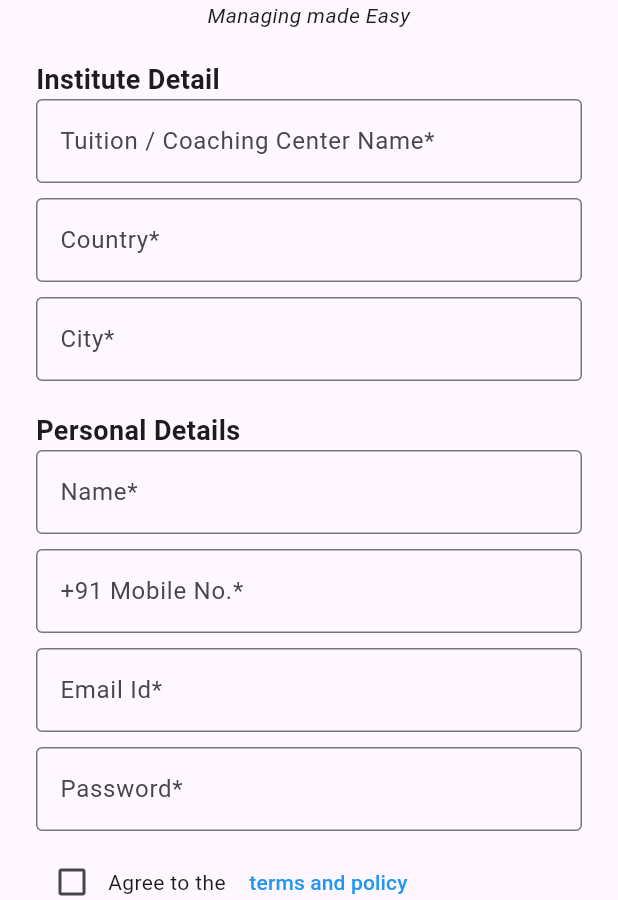
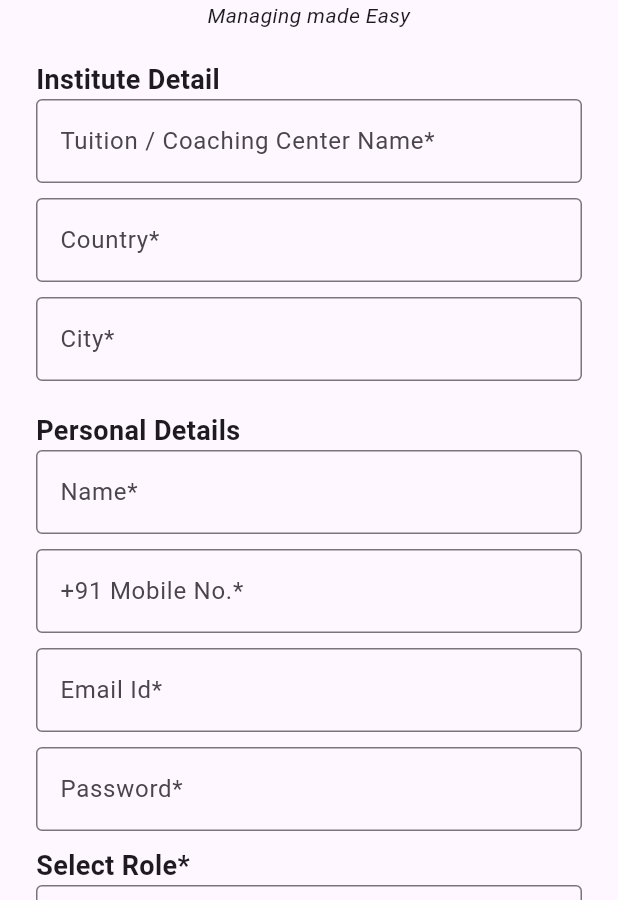
Before and after one commit to Praveen919/DigiClass, a Flutter app: the CreateAccountScreen screen opened by its route, on a phone screen of 412 x 824 dp, the part 336-1236 px from its top. Run offline on Flutter 3.47's test engine with Material 3 defaults, Android fonts, the phone set to English and light mode, and no system bars; our stand-ins replace file_picker, fl_chart, font_awesome_flutter, image_picker; missing offline and left inert: studentapp, teachersideapp.

Commit message:
Update create_account_screen.dart

```diff
--- a/lib/screens/create_account_screen.dart
+++ b/lib/screens/create_account_screen.dart
@@ -1,7 +1,6 @@
 import 'package:flutter/material.dart';
 import 'package:http/http.dart' as http;
 import 'dart:convert';
-
 
 class CreateAccountScreen extends StatefulWidget {
   const CreateAccountScreen({super.key});
@@ -22,6 +21,10 @@ class _CreateAccountScreenState extends State<CreateAccountScreen> {
   final TextEditingController _emailController = TextEditingController();
   final TextEditingController _passwordController = TextEditingController();
 
+  // Role dropdown options
+  String _selectedRole = 'Admin'; // Default role
+  final List<String> _roles = ['Admin', 'Teacher', 'Student'];
+
   // Function to send data to the server
   Future<void> _createAccount(BuildContext context) async {
     // Gather form data
@@ -32,6 +35,7 @@ class _CreateAccountScreenState extends State<CreateAccountScreen> {
     String mobile = _mobileController.text;
     String email = _emailController.text;
     String password = _passwordController.text;
+    String role = _selectedRole;
 
     // Basic validation (add more if needed)
     if (instituteName.isEmpty || country.isEmpty || city.isEmpty || name.isEmpty || mobile.isEmpty || email.isEmpty || password.isEmpty) {
@@ -62,7 +66,6 @@ class _CreateAccountScreenState extends State<CreateAccountScreen> {
     // Define API URL (replace with your actual server URL)
     const String url = 'http://192.168.0.103:3000/register';
 
-
     // Send POST request to the server
     try {
       final response = await http.post(
@@ -76,6 +79,7 @@ class _CreateAccountScreenState extends State<CreateAccountScreen> {
           'mobile': mobile,
           'email': email,
           'password': password,
+          'role': role, // Include the role in the request
         }),
       );
 
@@ -195,6 +199,28 @@ class _CreateAccountScreenState extends State<CreateAccountScreen> {
               ),
             ),
             const SizedBox(height: 10),
+            const Text(
+              'Select Role*',
+              style: TextStyle(fontSize: 18, fontWeight: FontWeight.bold),
+            ),
+            DropdownButtonFormField<String>(
+              value: _selectedRole,
+              decoration: const InputDecoration(
+                border: OutlineInputBorder(),
+              ),
+              onChanged: (String? newValue) {
+                setState(() {
+                  _selectedRole = newValue!;
+                });
+              },
+              items: _roles.map<DropdownMenuItem<String>>((String role) {
+                return DropdownMenuItem<String>(
+                  value: role,
+                  child: Text(role),
+                );
+              }).toList(),
+            ),
+            const SizedBox(height: 10),
             Row(
               children: [
                 Checkbox(
```
